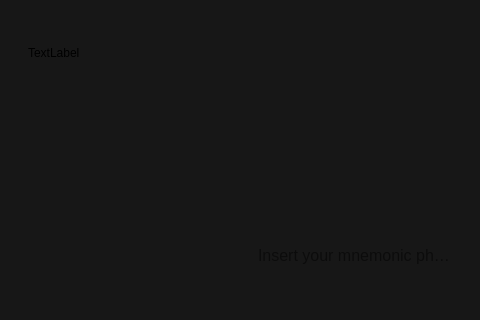
Before: the Qt Designer form intro.ui in Unit-chain/wallet, drawn with Qt 5; both pictures show x 0 to 480 and y 0 to 320 of the 710 by 721 pixel window.
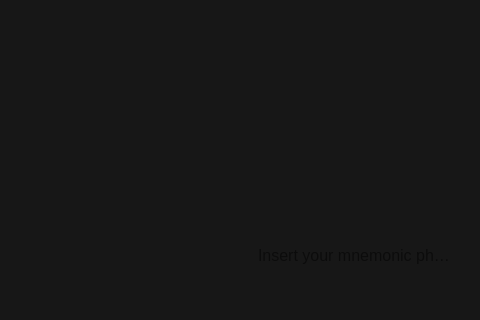
After: the same form once the commit is applied.

What changed in the file:
```diff
--- a/intro.ui
+++ b/intro.ui
@@ -103,29 +103,7 @@
                </spacer>
               </item>
               <item>
-               <widget class="QLabel" name="icon_label">
-                <property name="sizePolicy">
-                 <sizepolicy hsizetype="Fixed" vsizetype="Fixed">
-                  <horstretch>0</horstretch>
-                  <verstretch>0</verstretch>
-                 </sizepolicy>
-                </property>
-                <property name="minimumSize">
-                 <size>
-                  <width>200</width>
-                  <height>50</height>
-                 </size>
-                </property>
-                <property name="baseSize">
-                 <size>
-                  <width>200</width>
-                  <height>100</height>
-                 </size>
-                </property>
-                <property name="text">
-                 <string>TextLabel</string>
-                </property>
-               </widget>
+               <widget class="QWidget" name="icon_widget" native="true"/>
               </item>
               <item>
                <spacer name="verticalSpacer_13">
```
